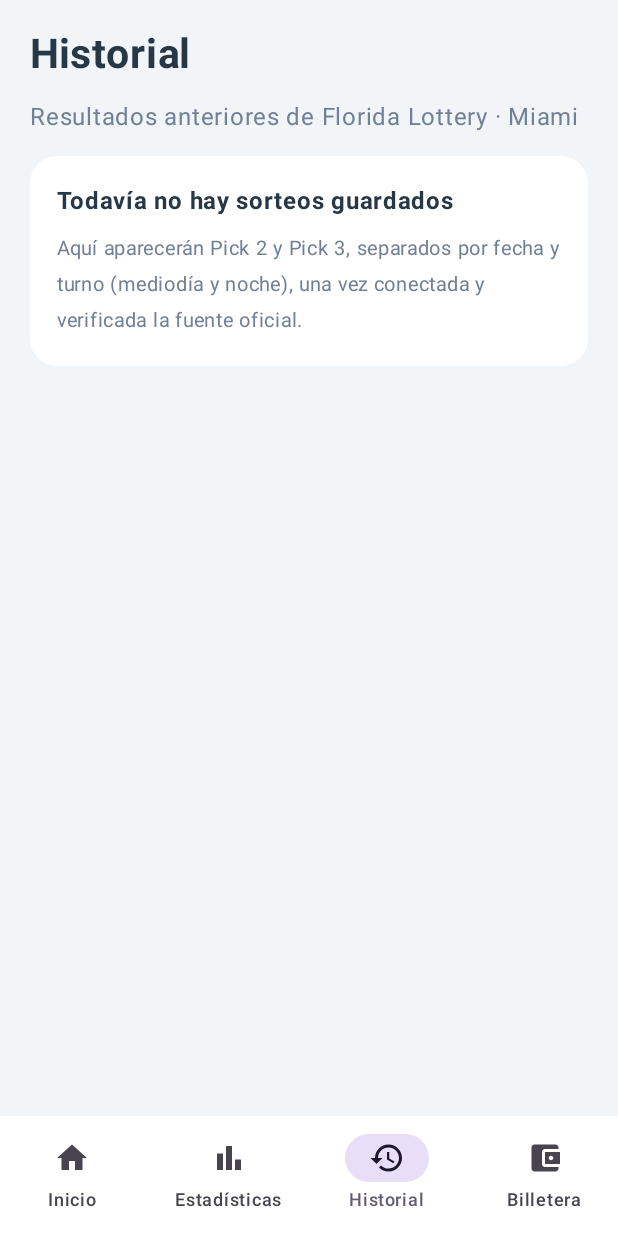
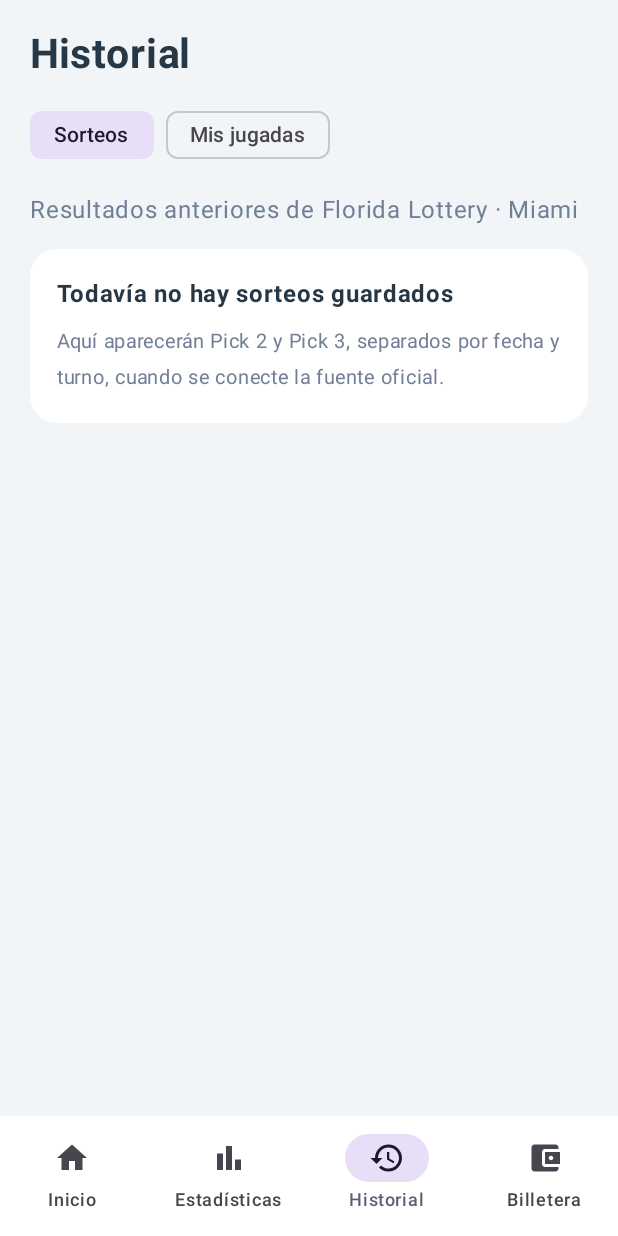
Before and after one commit to pedrorojas99/25-Loter-a-Cubana-, an Android app built with Jetpack Compose: the screen it shows after launch (MainActivity), item 3 of the bottom bar chosen, on a phone screen of 412 x 824 dp. Run offline under Robolectric (Android 15) with nearby library versions, the phone set to English and light mode, and no system bars.

Commit message:
Add saved tickets section to history

```diff
--- a/app/src/main/java/com/veinticinco/loteriacubana/MainActivity.kt
+++ b/app/src/main/java/com/veinticinco/loteriacubana/MainActivity.kt
@@ -1,6 +1,13 @@
 package com.veinticinco.loteriacubana
 
 import android.os.Bundle
+import android.content.Context
+import android.content.SharedPreferences
+import org.json.JSONArray
+import org.json.JSONObject
+import java.text.SimpleDateFormat
+import java.util.Date
+import java.util.Locale
 import androidx.activity.ComponentActivity
 import androidx.activity.compose.setContent
 import androidx.compose.foundation.background
@@ -21,6 +28,7 @@ import androidx.compose.ui.Modifier
 import androidx.compose.ui.graphics.Color
 import androidx.compose.ui.text.font.FontWeight
 import androidx.compose.ui.text.input.KeyboardType
+import androidx.compose.ui.platform.LocalContext
 import androidx.compose.ui.unit.dp
 import androidx.compose.ui.unit.sp
 
@@ -35,6 +43,32 @@ private enum class TipoJugada(val etiqueta: String, val cifras: Int) {
     NUMERO("Número", 2), CENTENA("Centena", 3)
 }
 private enum class Turno(val etiqueta: String) { MEDIODIA("Mediodía"), NOCHE("Noche") }
+
+private data class JugadaGuardada(val fecha: String, val selecciones: List<String>)
+
+private fun preferenciasJugada(context: Context): SharedPreferences =
+    context.getSharedPreferences("25_loteria_mis_jugadas", Context.MODE_PRIVATE)
+
+private fun guardarBoleto(context: Context, selecciones: List<String>) {
+    val prefs = preferenciasJugada(context)
+    val registros = JSONArray(prefs.getString("boletos", "[]") ?: "[]")
+    val nuevo = JSONObject().apply {
+        put("fecha", SimpleDateFormat("dd/MM/yyyy HH:mm", Locale.getDefault()).format(Date()))
+        put("selecciones", JSONArray(selecciones))
+    }
+    registros.put(nuevo)
+    prefs.edit().putString("boletos", registros.toString()).apply()
+}
+
+private fun cargarBoletos(context: Context): List<JugadaGuardada> {
+    val registros = JSONArray(preferenciasJugada(context).getString("boletos", "[]") ?: "[]")
+    return (0 until registros.length()).mapNotNull { index ->
+        val item = registros.optJSONObject(index) ?: return@mapNotNull null
+        val nums = item.optJSONArray("selecciones") ?: JSONArray()
+        val selecciones = (0 until nums.length()).mapNotNull { nums.optString(it).takeIf { value -> value.isNotBlank() } }
+        if (selecciones.isEmpty()) null else JugadaGuardada(item.optString("fecha"), selecciones)
+    }.reversed()
+}
 
 class MainActivity : ComponentActivity() {
     override fun onCreate(savedInstanceState: Bundle?) {
@@ -116,13 +150,13 @@ private fun Jugar(volver: () -> Unit) {
     var numero by remember { mutableStateOf("") }
     var aviso by remember { mutableStateOf("") }
     val boleto = remember { mutableStateListOf<String>() }
+    val context = LocalContext.current
     val cifras = tipo.cifras
 
     Column(
         Modifier.fillMaxSize().verticalScroll(rememberScrollState()).padding(20.dp),
         verticalArrangement = Arrangement.spacedBy(16.dp)
     ) {
-        TextButton(onClick = volver) { Text("← Volver al inicio") }
         Text("Crear boleto", color = Tinta, fontSize = 27.sp, fontWeight = FontWeight.Bold)
         Text("Elige el tipo de jugada y el turno del sorteo de Miami.", color = Suave, fontSize = 14.sp)
         Card(shape = RoundedCornerShape(18.dp), colors = CardDefaults.cardColors(containerColor = Color.White)) {
@@ -190,7 +224,15 @@ private fun Jugar(volver: () -> Unit) {
                             TextButton(onClick = { boleto.removeAt(index) }) { Text("Quitar") }
                         }
                     }
-                    OutlinedButton(onClick = { boleto.clear(); aviso = "Boleto de prueba limpiado." }, modifier = Modifier.fillMaxWidth()) {
+                    Button(
+                        onClick = {
+                            guardarBoleto(context, boleto.toList())
+                            boleto.clear()
+                            aviso = "Boleto guardado en Mis jugadas."
+                        },
+                        modifier = Modifier.fillMaxWidth()
+                    ) { Text("Guardar boleto en Mis jugadas") }
+                    OutlinedButton(onClick = { boleto.clear(); aviso = "Boleto limpiado." }, modifier = Modifier.fillMaxWidth()) {
                         Text("Vaciar boleto")
                     }
                 }
@@ -228,13 +270,42 @@ private fun Estadisticas() {
 
 @Composable
 private fun Historial() {
-    Column(Modifier.fillMaxSize().verticalScroll(rememberScrollState()).padding(20.dp), verticalArrangement = Arrangement.spacedBy(14.dp)) {
+    val context = LocalContext.current
+    var seccion by remember { mutableStateOf("Sorteos") }
+    val jugadas = remember { cargarBoletos(context) }
+    Column(Modifier.fillMaxSize().padding(20.dp), verticalArrangement = Arrangement.spacedBy(14.dp)) {
         Text("Historial", color = Tinta, fontSize = 27.sp, fontWeight = FontWeight.Bold)
-        Text("Resultados anteriores de Florida Lottery · Miami", color = Suave)
-        Card(colors = CardDefaults.cardColors(containerColor = Color.White), shape = RoundedCornerShape(18.dp)) {
-            Column(Modifier.fillMaxWidth().padding(18.dp), verticalArrangement = Arrangement.spacedBy(8.dp)) {
-                Text("Todavía no hay sorteos guardados", color = Tinta, fontWeight = FontWeight.Bold)
-                Text("Aquí aparecerán Pick 2 y Pick 3, separados por fecha y turno (mediodía y noche), una vez conectada y verificada la fuente oficial.", color = Suave, fontSize = 13.sp)
+        Row(horizontalArrangement = Arrangement.spacedBy(8.dp)) {
+            FilterChip(selected = seccion == "Sorteos", onClick = { seccion = "Sorteos" }, label = { Text("Sorteos") })
+            FilterChip(selected = seccion == "Mis jugadas", onClick = { seccion = "Mis jugadas" }, label = { Text("Mis jugadas") })
+        }
+        if (seccion == "Sorteos") {
+            Text("Resultados anteriores de Florida Lottery · Miami", color = Suave)
+            Card(colors = CardDefaults.cardColors(containerColor = Color.White), shape = RoundedCornerShape(18.dp)) {
+                Column(Modifier.fillMaxWidth().padding(18.dp), verticalArrangement = Arrangement.spacedBy(8.dp)) {
+                    Text("Todavía no hay sorteos guardados", color = Tinta, fontWeight = FontWeight.Bold)
+                    Text("Aquí aparecerán Pick 2 y Pick 3, separados por fecha y turno, cuando se conecte la fuente oficial.", color = Suave, fontSize = 13.sp)
+                }
+            }
+        } else {
+            Text("Boletos guardados en este teléfono", color = Suave)
+            if (jugadas.isEmpty()) {
+                Card(colors = CardDefaults.cardColors(containerColor = Color.White), shape = RoundedCornerShape(18.dp)) {
+                    Text("Todavía no tienes boletos guardados. Crea un boleto desde Inicio y pulsa «Guardar boleto en Mis jugadas».", Modifier.padding(18.dp), color = Suave, fontSize = 13.sp)
+                }
+            } else {
+                Column(Modifier.fillMaxSize().verticalScroll(rememberScrollState()), verticalArrangement = Arrangement.spacedBy(10.dp)) {
+                    Text("${jugadas.size} boletos guardados", color = Azul, fontWeight = FontWeight.SemiBold)
+                    jugadas.forEachIndexed { index, jugada ->
+                        Card(colors = CardDefaults.cardColors(containerColor = Color.White), shape = RoundedCornerShape(16.dp)) {
+                            Column(Modifier.fillMaxWidth().padding(16.dp), verticalArrangement = Arrangement.spacedBy(7.dp)) {
+                                Text("Boleto #${jugadas.size - index}", color = Tinta, fontWeight = FontWeight.Bold)
+                                Text(jugada.fecha, color = Suave, fontSize = 12.sp)
+                                jugada.selecciones.forEach { Text("• $it", color = Tinta, fontSize = 14.sp) }
+                            }
+                        }
+                    }
+                }
             }
         }
     }
```
